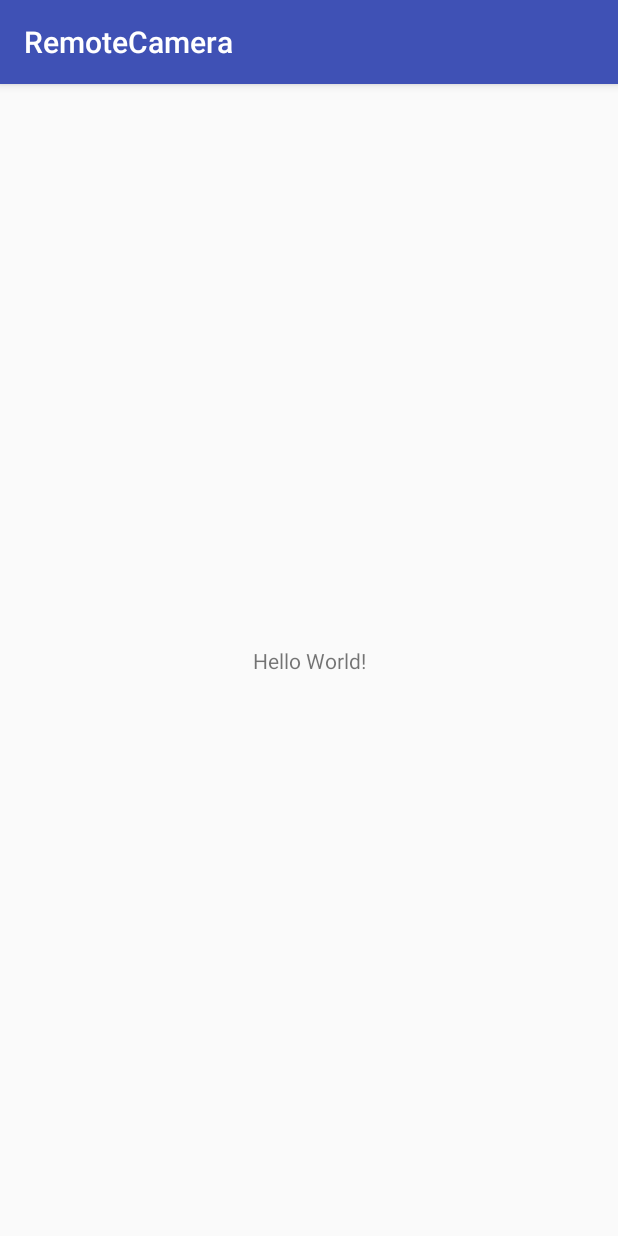
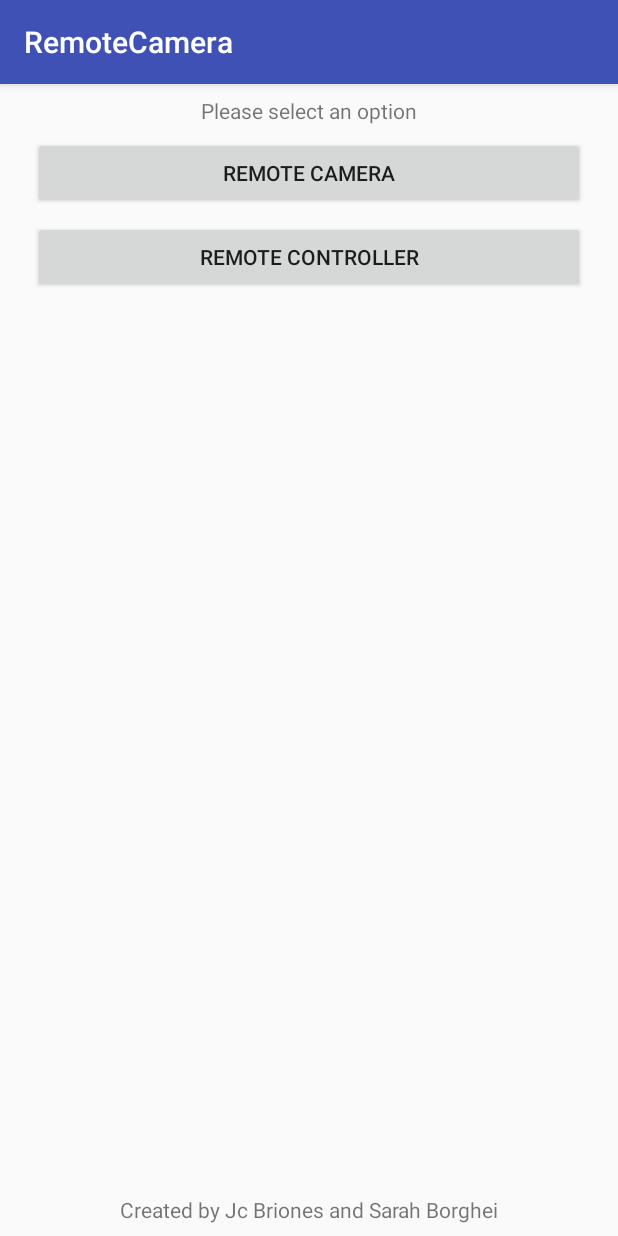
Before and after one commit to jcbriones/RemoteCamera, an Android app: the screen it shows after launch (MainActivity), on a phone screen of 412 x 824 dp. Run offline under Robolectric (Android 15) with nearby library versions, the phone set to English and light mode, and no system bars.

Commit message:
Added ActivityMain functions

```diff
--- a/app/src/main/res/layout/activity_main.xml
+++ b/app/src/main/res/layout/activity_main.xml
@@ -1,19 +1,62 @@
 <?xml version="1.0" encoding="utf-8"?>
-<android.support.constraint.ConstraintLayout
-    xmlns:android="http://schemas.android.com/apk/res/android"
+<android.support.constraint.ConstraintLayout xmlns:android="http://schemas.android.com/apk/res/android"
+    xmlns:app="http://schemas.android.com/apk/res-auto"
     xmlns:tools="http://schemas.android.com/tools"
-    xmlns:app="http://schemas.android.com/apk/res-auto"
     android:layout_width="match_parent"
     android:layout_height="match_parent"
     tools:context="com.jcbriones.gmu.remotecamera.MainActivity">
 
     <TextView
+        android:layout_width="0dp"
+        android:layout_height="wrap_content"
+        android:layout_marginBottom="8dp"
+        android:layout_marginEnd="8dp"
+        android:layout_marginStart="8dp"
+        android:text="Created by Jc Briones and Sarah Borghei"
+        android:textAlignment="center"
+        app:layout_constraintBottom_toBottomOf="parent"
+        app:layout_constraintEnd_toEndOf="parent"
+        app:layout_constraintHorizontal_bias="0.503"
+        app:layout_constraintLeft_toLeftOf="parent"
+        app:layout_constraintRight_toRightOf="parent"
+        app:layout_constraintStart_toStartOf="parent"
+        app:layout_constraintTop_toTopOf="parent"
+        app:layout_constraintVertical_bias="1.0" />
+
+    <TextView
+        android:id="@+id/textView"
         android:layout_width="wrap_content"
         android:layout_height="wrap_content"
-        android:text="Hello World!"
-        app:layout_constraintBottom_toBottomOf="parent"
-        app:layout_constraintLeft_toLeftOf="parent"
-        app:layout_constraintRight_toRightOf="parent"
+        android:layout_marginEnd="8dp"
+        android:layout_marginStart="8dp"
+        android:layout_marginTop="8dp"
+        android:text="Please select an option"
+        app:layout_constraintEnd_toEndOf="parent"
+        app:layout_constraintStart_toStartOf="parent"
         app:layout_constraintTop_toTopOf="parent" />
 
+    <Button
+        android:id="@+id/remoteButton"
+        android:layout_width="368dp"
+        android:layout_height="wrap_content"
+        android:layout_marginEnd="8dp"
+        android:layout_marginStart="8dp"
+        android:layout_marginTop="8dp"
+        android:text="Remote Camera"
+        app:layout_constraintEnd_toEndOf="parent"
+        app:layout_constraintStart_toStartOf="parent"
+        app:layout_constraintTop_toBottomOf="@+id/textView" />
+
+    <Button
+        android:id="@+id/controllerButton"
+        android:layout_width="368dp"
+        android:layout_height="wrap_content"
+        android:layout_marginEnd="8dp"
+        android:layout_marginStart="8dp"
+        android:layout_marginTop="8dp"
+        android:text="Remote Controller"
+        app:layout_constraintEnd_toEndOf="parent"
+        app:layout_constraintStart_toStartOf="parent"
+        app:layout_constraintTop_toBottomOf="@+id/remoteButton" />
+
 </android.support.constraint.ConstraintLayout>
```
